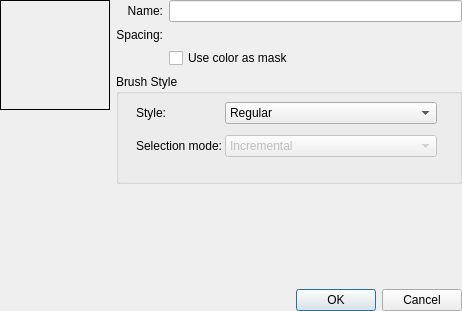
KDE/krita, file krita/plugins/paintops/libpaintop/forms/wdgcustombrush.ui: the form before one commit.
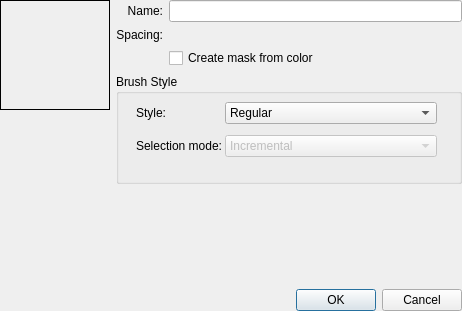
The form after the commit. Custom widgets are drawn as their Qt base class.

What changed in the file:
```diff
--- a/krita/plugins/paintops/libpaintop/forms/wdgcustombrush.ui
+++ b/krita/plugins/paintops/libpaintop/forms/wdgcustombrush.ui
@@ -98,7 +98,7 @@
        <item row="2" column="1">
         <widget class="QCheckBox" name="colorAsMask">
          <property name="text">
-          <string>Use color as mask</string>
+          <string>Create mask from color</string>
          </property>
         </widget>
        </item>
```
Left out of the diff: 28 changed lines with no effect on the pictures. Lines whose indentation alone changed are shown as unchanged.
